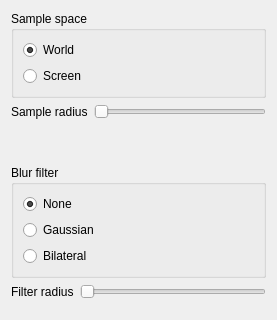
The window that plugins/render-ssao/renderssaowidget.ui (osukarusan/frr-assignments) describes before a commit, drawn with Qt 5; both pictures show x 0 to 277 and y 0 to 320 of the 277 by 592 pixel window.
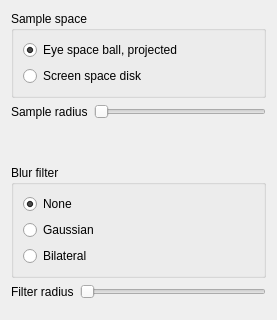
The same window after the commit.

Commit message: sampling in eye space done, bilateral filter done

The edit to the form file:
```diff
--- a/plugins/render-ssao/renderssaowidget.ui
+++ b/plugins/render-ssao/renderssaowidget.ui
@@ -26,7 +26,7 @@
       <item>
        <widget class="QRadioButton" name="rbSampleWorld">
         <property name="text">
-         <string>World</string>
+         <string>Eye space ball, projected</string>
         </property>
         <property name="checked">
          <bool>true</bool>
@@ -36,7 +36,7 @@
       <item>
        <widget class="QRadioButton" name="rbSampleScreen">
         <property name="text">
-         <string>Screen</string>
+         <string>Screen space disk</string>
         </property>
        </widget>
       </item>
```
The commit also changes 4 other files.
